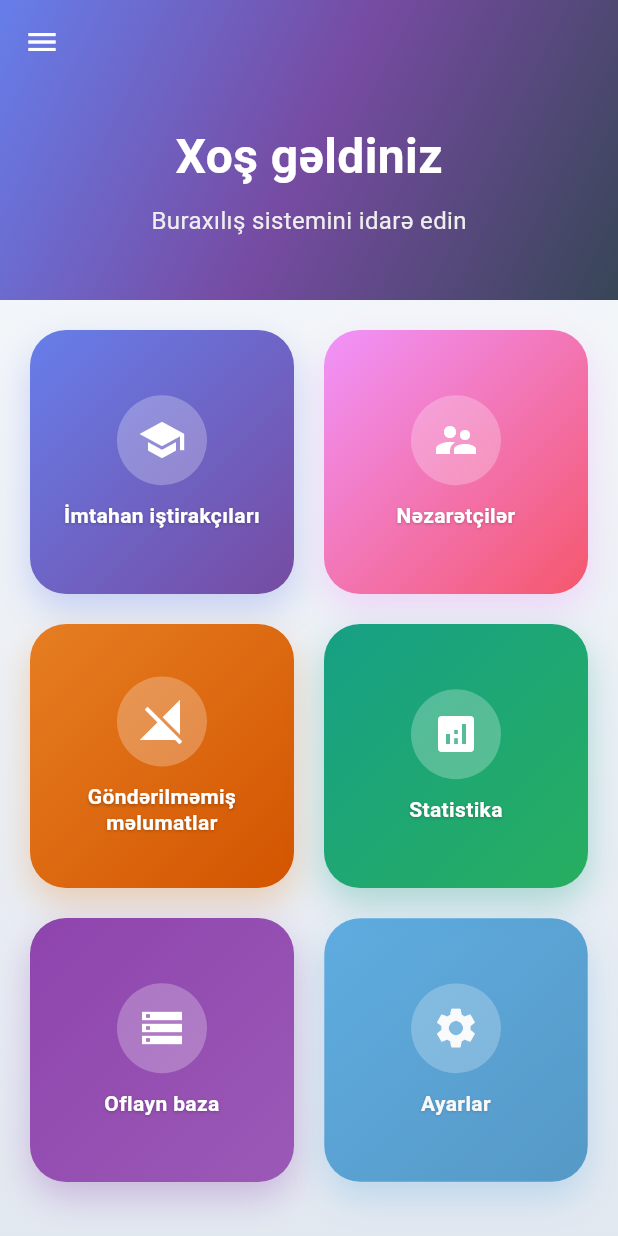
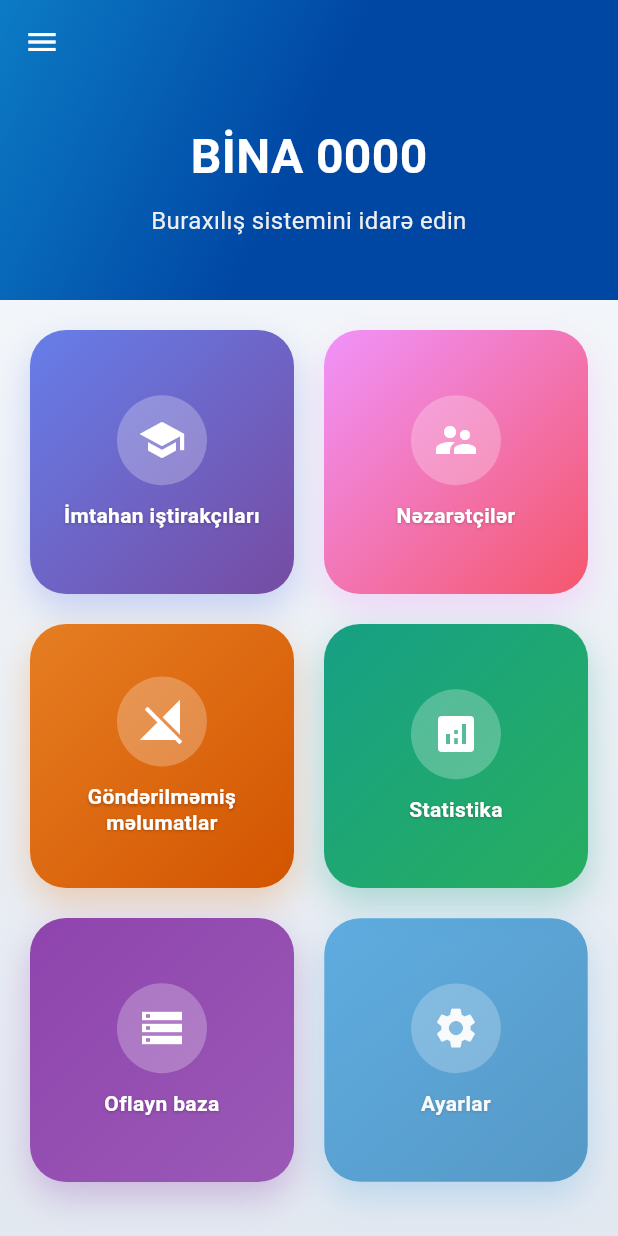
Before and after one commit to kamran134/dim_buraxilish_ft, a Flutter app: the MainScreen screen opened directly, on a phone screen of 412 x 824 dp. Run offline on Flutter 3.47's test engine with Material 3 defaults, Android fonts, the phone set to English and light mode, and no system bars; our stand-ins replace dio, shared_preferences, sqflite; missing offline and left inert: mobile_scanner; accounts and stored records are empty; network calls fail.

Commit message:
changing colors

```diff
--- a/lib/design/app_colors.dart
+++ b/lib/design/app_colors.dart
@@ -5,15 +5,19 @@ class AppColors {
   AppColors._();
 
   /// Основной синий цвет
-  static const Color primaryBlue = Color(0xFF374657);
+  static const Color primaryBlue = Color(0xFF0046a3);
+
+  /// Новые синие цвета для градиентов
+  static const Color newBlueLight = Color(0xFF0c7bc5);
+  static const Color newBlueDark = Color(0xFF0046a3);
 
   /// Дополнительные цвета
-  static const Color lightBlue = Color(0xFF667eea);
+  static const Color lightBlue = Color(0xFF0c7bc5);
   static const Color white = Colors.white;
   static final Color whiteTransparent15 = Colors.white.withOpacity(0.15);
   static final Color whiteTransparent95 = Colors.white.withOpacity(0.95);
   static const Color white30 = Colors.white30;
-  static const Color darkBlue = Color(0xFF764ba2);
+  static const Color darkBlue = Color(0xFF0046a3);
 
   /// Цвета градиентов
   static const List<Color> participantGradient = [
--- a/lib/screens/home_screen.dart
+++ b/lib/screens/home_screen.dart
@@ -1,5 +1,7 @@
 import 'package:flutter/material.dart';
 import 'package:flutter/services.dart';
+import 'package:provider/provider.dart';
+import '../providers/participant_provider.dart';
 import 'participant_screen.dart';
 import 'supervisor_screen.dart';
 import 'statistics_screen.dart';
@@ -65,6 +67,12 @@ class _HomeScreenState extends State<HomeScreen> with TickerProviderStateMixin {
   void initState() {
     super.initState();
     _scrollController = ScrollController();
+
+    // Load exam details when screen initializes
+    WidgetsBinding.instance.addPostFrameCallback((_) {
+      final participantProvider = context.read<ParticipantProvider>();
+      participantProvider.loadExamDetails();
+    });
 
     // Initialize animation controllers for each menu item
     _animationControllers = List.generate(
@@ -163,31 +171,41 @@ class _HomeScreenState extends State<HomeScreen> with TickerProviderStateMixin {
                     begin: Alignment.topLeft,
                     end: Alignment.bottomRight,
                     colors: [
-                      AppColors.lightBlue,
-                      AppColors.darkBlue,
+                      AppColors.newBlueLight,
+                      AppColors.newBlueDark,
                       AppColors.primaryBlue,
                     ],
                   ),
                 ),
                 child: SafeArea(
-                  child: Column(
+                  child: Consumer<ParticipantProvider>(
+                    builder: (context, participantProvider, child) {
+                      final examDetails = participantProvider.examDetails;
+                      final buildingCode = examDetails?.kodBina ?? '0000';
+                      final buildingName = examDetails?.adBina ??
+                          'Buraxılış sistemini idarə edin';
+
+                      return Column(
                         mainAxisAlignment: MainAxisAlignment.center,
                         children: [
                           SizedBox(height: 40),
                           Text(
-                        'Xoş gəldiniz',
+                            'BİNA $buildingCode',
                             style: AppTextStyles.h1.copyWith(
                               color: Colors.white,
                             ),
                           ),
                           SizedBox(height: 8),
                           Text(
-                        'Buraxılış sistemini idarə edin',
+                            buildingName,
                             style: AppTextStyles.bodyLarge.copyWith(
                               color: AppColors.lightGrey200,
                             ),
+                            textAlign: TextAlign.center,
                           ),
                         ],
+                      );
+                    },
                   ),
                 ),
               ),
--- a/lib/screens/login_screen.dart
+++ b/lib/screens/login_screen.dart
@@ -5,7 +5,7 @@ import '../providers/auth_provider.dart';
 import '../widgets/custom_text_field.dart';
 import '../widgets/custom_button.dart';
 import '../widgets/exam_date_dropdown.dart';
-import 'home_screen.dart';
+import 'main_screen.dart';
 
 class LoginScreen extends StatefulWidget {
   const LoginScreen({Key? key}) : super(key: key);
@@ -114,7 +114,7 @@ class _LoginScreenState extends State<LoginScreen>
       Navigator.of(context).pushReplacement(
         PageRouteBuilder(
           pageBuilder: (context, animation, secondaryAnimation) =>
-              const HomeScreen(),
+              const MainScreen(),
           transitionsBuilder: (context, animation, secondaryAnimation, child) {
             return FadeTransition(opacity: animation, child: child);
           },
--- a/lib/widgets/app_drawer.dart
+++ b/lib/widgets/app_drawer.dart
@@ -22,8 +22,8 @@ class AppDrawer extends StatelessWidget {
             begin: Alignment.topLeft,
             end: Alignment.bottomRight,
             colors: [
-              AppColors.lightBlue,
-              AppColors.darkBlue,
+              AppColors.newBlueLight,
+              AppColors.newBlueDark,
               AppColors.primaryBlue,
             ],
           ),
```
Lines whose indentation alone changed are shown as unchanged.
